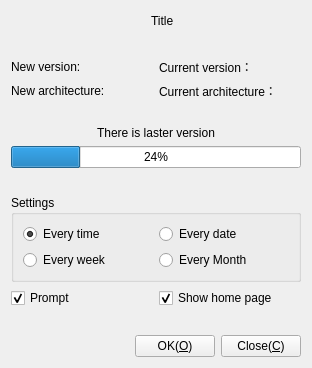
The window that Src/FrmUpdater/FrmUpdater.ui (KangLin/RabbitCommon) describes before a commit, drawn with Qt 5.
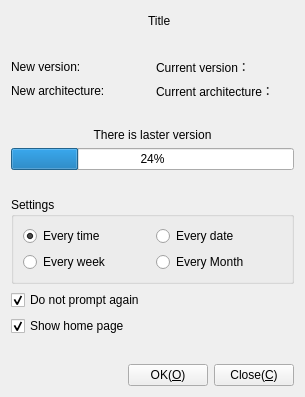
The same window after the commit. Icons and pictures are not drawn.

Commit message: Don't prompt update is end

Diff of the .ui file:
```diff
--- a/Src/FrmUpdater/FrmUpdater.ui
+++ b/Src/FrmUpdater/FrmUpdater.ui
@@ -6,8 +6,8 @@
    <rect>
     <x>0</x>
     <y>0</y>
-    <width>312</width>
-    <height>368</height>
+    <width>305</width>
+    <height>397</height>
    </rect>
   </property>
   <property name="windowTitle">
@@ -18,7 +18,7 @@
     <normaloff>:/icon/RabbitCommon/Download</normaloff>:/icon/RabbitCommon/Download</iconset>
   </property>
   <layout class="QGridLayout" name="gridLayout">
-   <item row="0" column="0">
+   <item row="0" column="0" colspan="2">
     <layout class="QHBoxLayout" name="horizontalLayout">
      <item>
       <spacer name="horizontalSpacer">
@@ -89,7 +89,7 @@
      </item>
     </layout>
    </item>
-   <item row="1" column="0">
+   <item row="1" column="1">
     <spacer name="verticalSpacer_4">
      <property name="orientation">
       <enum>Qt::Vertical</enum>
@@ -102,7 +102,7 @@
      </property>
     </spacer>
    </item>
-   <item row="2" column="0">
+   <item row="2" column="0" colspan="2">
     <layout class="QHBoxLayout" name="horizontalLayout_2">
      <item>
       <layout class="QVBoxLayout" name="verticalLayout">
@@ -178,7 +178,7 @@
      </item>
     </layout>
    </item>
-   <item row="3" column="0">
+   <item row="3" column="1">
     <spacer name="verticalSpacer_3">
      <property name="orientation">
       <enum>Qt::Vertical</enum>
@@ -191,7 +191,7 @@
      </property>
     </spacer>
    </item>
-   <item row="4" column="0">
+   <item row="4" column="0" colspan="2">
     <widget class="QLabel" name="lbState">
      <property name="text">
       <string>There is laster version</string>
@@ -204,7 +204,7 @@
      </property>
     </widget>
    </item>
-   <item row="5" column="0">
+   <item row="5" column="0" colspan="2">
     <widget class="QProgressBar" name="progressBar">
      <property name="value">
       <number>24</number>
@@ -224,7 +224,7 @@
      </property>
     </spacer>
    </item>
-   <item row="7" column="0">
+   <item row="7" column="0" colspan="2">
     <widget class="QGroupBox" name="groupBox">
      <property name="title">
       <string>Settings</string>
@@ -296,19 +296,17 @@
      </layout>
     </widget>
    </item>
-   <item row="8" column="0">
-    <layout class="QHBoxLayout" name="horizontalLayout_6">
-     <item>
+   <item row="8" column="0" colspan="2">
       <widget class="QCheckBox" name="cbPrompt">
        <property name="text">
-        <string>Prompt</string>
+      <string>Do not prompt again</string>
        </property>
        <property name="checked">
         <bool>true</bool>
        </property>
       </widget>
      </item>
-     <item>
+   <item row="9" column="0" colspan="2">
       <widget class="QCheckBox" name="cbHomePage">
        <property name="text">
         <string>Show home page</string>
@@ -318,9 +316,7 @@
        </property>
       </widget>
      </item>
-    </layout>
-   </item>
-   <item row="9" column="0">
+   <item row="10" column="0" colspan="2">
     <spacer name="verticalSpacer">
      <property name="orientation">
       <enum>Qt::Vertical</enum>
@@ -333,7 +329,7 @@
      </property>
     </spacer>
    </item>
-   <item row="10" column="0">
+   <item row="11" column="0" colspan="2">
     <layout class="QHBoxLayout" name="horizontalLayout_5">
      <item>
       <spacer name="horizontalSpacer_3">
```
Lines whose indentation alone changed are shown as unchanged. The commit also changes 2 other files.
